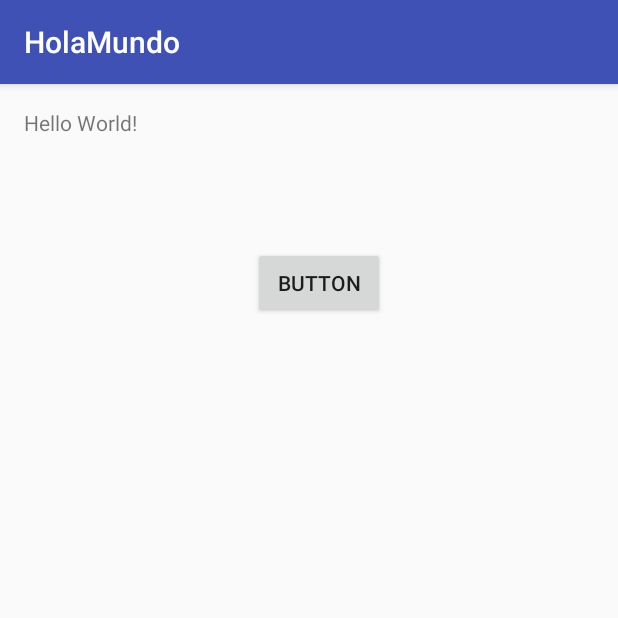
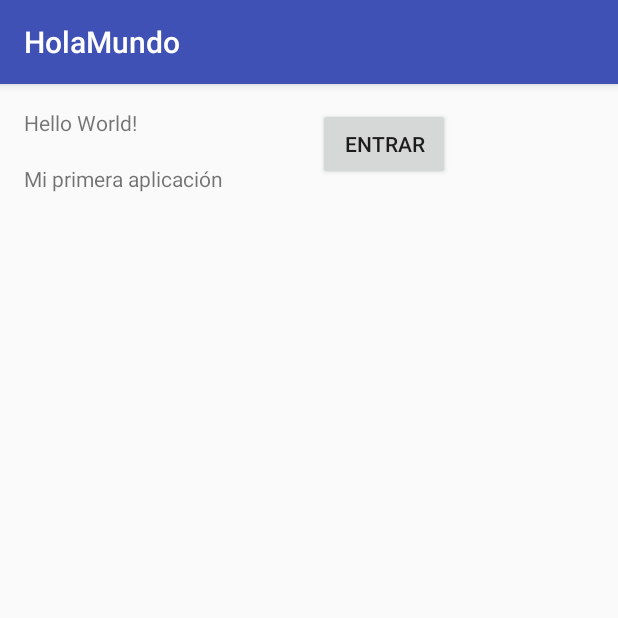
Before and after one commit to julianvss745/HolaMundo, an Android app: the screen it shows after launch (MainActivity), on a phone screen of 412 x 824 dp, the top half of it. Run offline under Robolectric (Android 15) with nearby library versions, the phone set to English and light mode, and no system bars.

Commit message:
version 5.0 HolaMundo

```diff
--- a/app/src/main/res/layout/activity_main.xml
+++ b/app/src/main/res/layout/activity_main.xml
@@ -16,13 +16,23 @@
         android:text="Hello World!"
         android:id="@+id/textView" />
 
-    <Button
-        android:text="Button"
+    <TextView
+        android:text="Mi primera aplicación"
         android:layout_width="wrap_content"
         android:layout_height="wrap_content"
+        android:layout_marginTop="18dp"
+        android:id="@+id/textView2"
         android:layout_below="@+id/textView"
-        android:layout_toEndOf="@+id/textView"
-        android:layout_marginStart="77dp"
-        android:layout_marginTop="73dp"
-        android:id="@+id/button" />
+        android:layout_alignParentStart="true" />
+
+    <Button
+        android:text="Entrar"
+        android:layout_width="wrap_content"
+        android:layout_height="wrap_content"
+        android:layout_marginStart="63dp"
+        android:id="@+id/button"
+        android:layout_alignParentTop="true"
+        android:layout_toEndOf="@+id/textView2"
+        android:elevation="0dp"
+        android:textColorLink="@android:color/holo_blue_dark" />
 </RelativeLayout>
```
